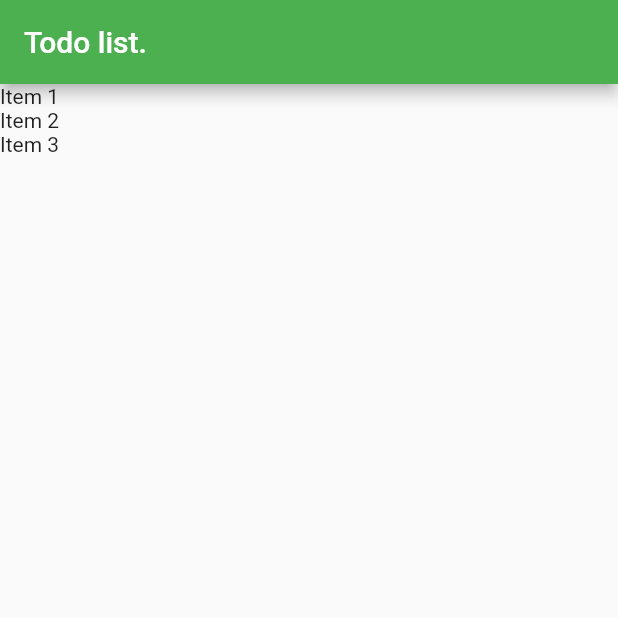
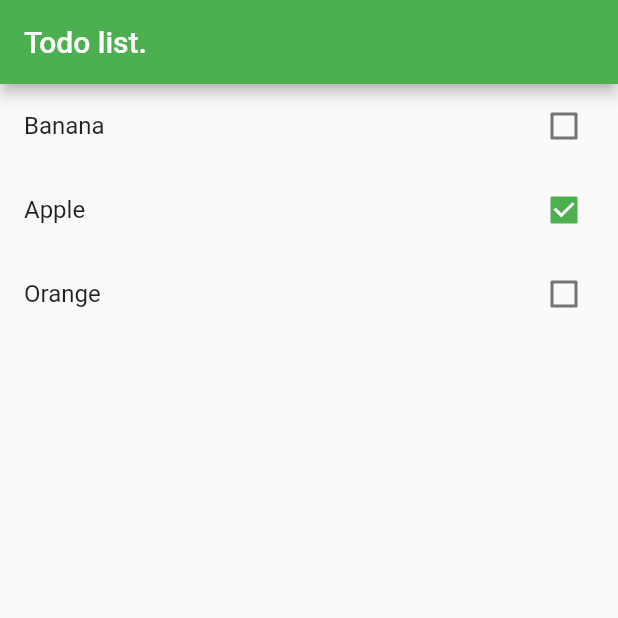
Before and after one commit to Bruno-Cerqueira/todo-app, a Flutter app: the screen it shows after launch, on a phone screen of 412 x 824 dp, the top half of it. Run offline on Flutter 3.47's test engine with Material 2 defaults, Android fonts, the phone set to English and light mode, and no system bars.

```diff
--- a/lib/main.dart
+++ b/lib/main.dart
@@ -21,13 +21,12 @@ class MyApp extends StatelessWidget {
 }
 
 class HomePage extends StatefulWidget {
-  var items = new List<Item>();
+  final items = new List<Item>();
 
   HomePage() {
-    items = [];
-    items.add(new Item.fromJson({'title': 'Item 1', 'done': false}));
-    items.add(new Item.fromJson({'title': 'Item 2', 'done': false}));
-    items.add(new Item.fromJson({'title': 'Item 3', 'done': false}));
+    items.add(new Item.fromJson({'title': 'Banana', 'done': false}));
+    items.add(new Item.fromJson({'title': 'Apple', 'done': true}));
+    items.add(new Item.fromJson({'title': 'Orange', 'done': false}));
   }
   @override
   _HomePageState createState() => _HomePageState();
@@ -43,7 +42,16 @@ class _HomePageState extends State<HomePage> {
       body: ListView.builder(
         itemCount: widget.items.length,
         itemBuilder: (BuildContext ctxt, int index) {
-          return Text(widget.items[index].title);
+          final item = widget.items[index];
+          return CheckboxListTile(
+              title: Text(item.title),
+              key: Key(item.title),
+              value: item.done,
+              onChanged: (value) {
+                setState(() {
+                  item.done = value;
+                });
+              });
         },
       ),
     );
```
